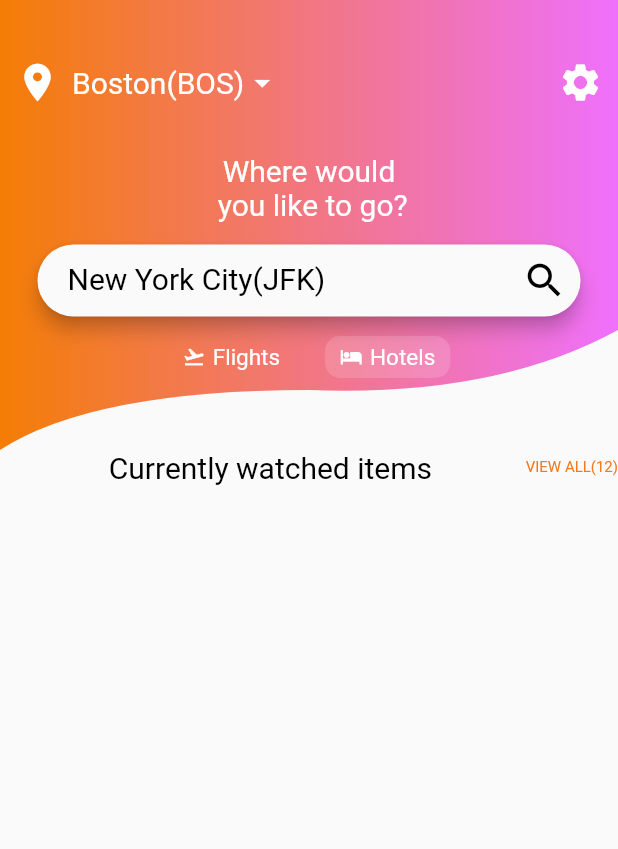
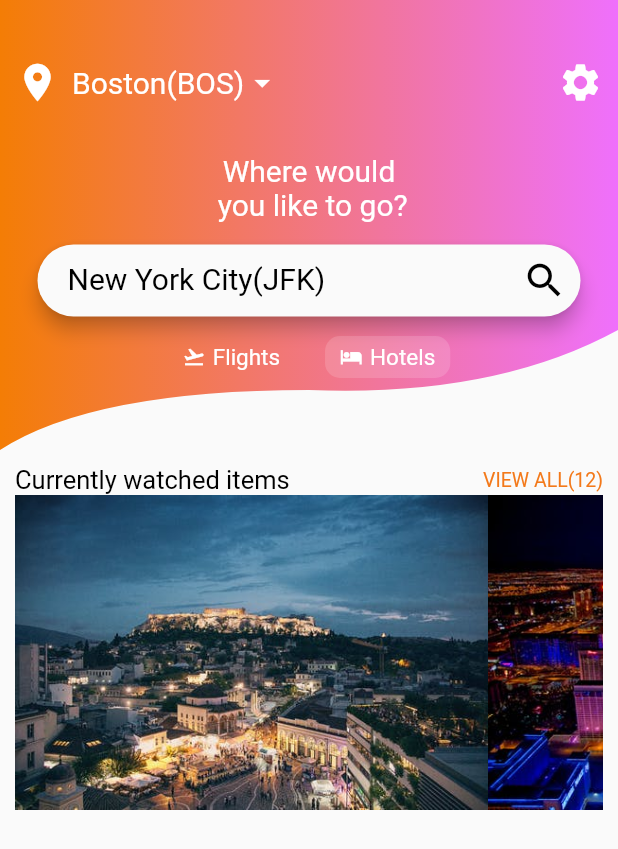
Before and after one commit to csj110/flutter_app_new, a Flutter app: the screen it shows after launch, on a phone screen of 412 x 824 dp. Shown: the top 849 px of the screen. Run offline on Flutter 3.47's test engine with Material 2 defaults, Android fonts, the phone set to English and light mode, and no system bars; Roboto replaces fonts that are missing (oxygen).

Commit message:
add images in assets

```diff
--- a/lib/main.dart
+++ b/lib/main.dart
@@ -251,24 +251,50 @@ class CustomShapeClipper extends CustomClipper<Path> {
   }
 }
 
-var homeScreenBottom = Column(
+var homeScreenBottom = Container(
+  padding: EdgeInsets.all(10),
+  child: Column(
     children: <Widget>[
       Row(
         mainAxisSize: MainAxisSize.max,
-      mainAxisAlignment: MainAxisAlignment.spaceBetween,
         children: <Widget>[
-        SizedBox(
-          width: 10,
-        ),
           Text(
             'Currently watched items',
-          style: TextStyle(color: Colors.black, fontSize: 20),
+            style: TextStyle(color: Colors.black, fontSize: 17),
           ),
+          Spacer(),
           Text(
             'VIEW ALL(12)',
-          style: TextStyle(color: appTheme.primaryColor, fontSize: 10),
+            style: TextStyle(color: appTheme.primaryColor, fontSize: 13),
           )
         ],
+      ),
+      Container(
+        height: 210,
+        child: ListView(
+          scrollDirection: Axis.horizontal,
+          children: cityCard,
+        ),
       )
     ],
+  ),
 );
+
+List<CityCard> cityCard=[
+  CityCard('assets/images/1.jpeg', 'Las Vegas', 'Feb 2019', '45', '4299', '2258'),
+  CityCard('assets/images/2.jpeg', 'Athens', 'Apr 2019', '50', '9999', '4159'),
+  CityCard('assets/images/3.jpeg', 'Sydney', 'Dec 2019', '40', '5999', '2399'),
+];
+
+class CityCard extends StatelessWidget {
+  final String imagePath,cityName,mothYear,discount,oldPrice,newPrice;
+  CityCard(this.imagePath,this.cityName,this.mothYear,this.discount,this.oldPrice,this.newPrice);
+  @override
+  Widget build(BuildContext context) {
+    return Stack(
+      children: <Widget>[
+        Container(child: Image.asset(imagePath),)
+      ],
+    );
+  }
+}
```
Also changed, not shown: assets/images/1.jpeg (added), assets/images/1.jpg (deleted), assets/images/2.jpeg, assets/images/3.jpeg (added). Lines whose indentation alone changed are shown as unchanged.
